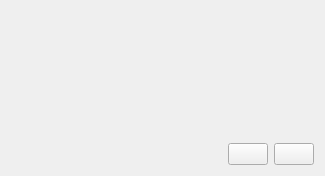
The window that CutScene/resources/visualmodeelement_view.ui (amanatron/CUT-SCENE) describes before a commit, drawn with Qt 5.
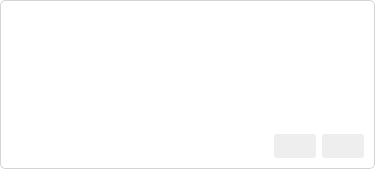
The same window after the commit. Icons and pictures are not drawn.

Commit message: Visual Mode Event Support

Patch:
```diff
--- a/CutScene/resources/visualmodeelement_view.ui
+++ b/CutScene/resources/visualmodeelement_view.ui
@@ -6,15 +6,44 @@
    <rect>
     <x>0</x>
     <y>0</y>
-    <width>325</width>
-    <height>176</height>
+    <width>375</width>
+    <height>169</height>
    </rect>
   </property>
+  <property name="sizePolicy">
+   <sizepolicy hsizetype="Fixed" vsizetype="MinimumExpanding">
+    <horstretch>0</horstretch>
+    <verstretch>1</verstretch>
+   </sizepolicy>
+  </property>
   <property name="windowTitle">
    <string>Form</string>
   </property>
   <property name="styleSheet">
-   <string notr="true"/>
+   <string notr="true">QWidget#visualModeElement {
+border: 1px solid rgb(213, 213, 213);
+border-radius: 5px;
+background-color: rgb(255, 255, 255) }
+
+QWidget#visualModeElement:hover {
+border: 2px solid rgb(213, 213, 213);
+}
+
+QLabel {
+background-color: rgb(255, 255, 255)}
+
+QPushButton {
+background-color: rgb(238, 238, 238);
+padding: 5px;
+border-radius: 3px
+}
+
+QPushButton:hover {
+background-color: rgb(200, 200, 200);
+padding: 5px;
+border-radius: 3px
+}
+</string>
   </property>
   <layout class="QVBoxLayout" name="verticalLayout">
    <item>
@@ -38,6 +67,18 @@
    </item>
    <item>
     <widget class="QLabel" name="nameLabel">
+     <property name="sizePolicy">
+      <sizepolicy hsizetype="Preferred" vsizetype="MinimumExpanding">
+       <horstretch>1</horstretch>
+       <verstretch>1</verstretch>
+      </sizepolicy>
+     </property>
+     <property name="sizeIncrement">
+      <size>
+       <width>0</width>
+       <height>0</height>
+      </size>
+     </property>
      <property name="styleSheet">
       <string notr="true">font: 14pt &quot;Segoe UI&quot;;</string>
      </property>
```
The commit also changes 50 other files.
